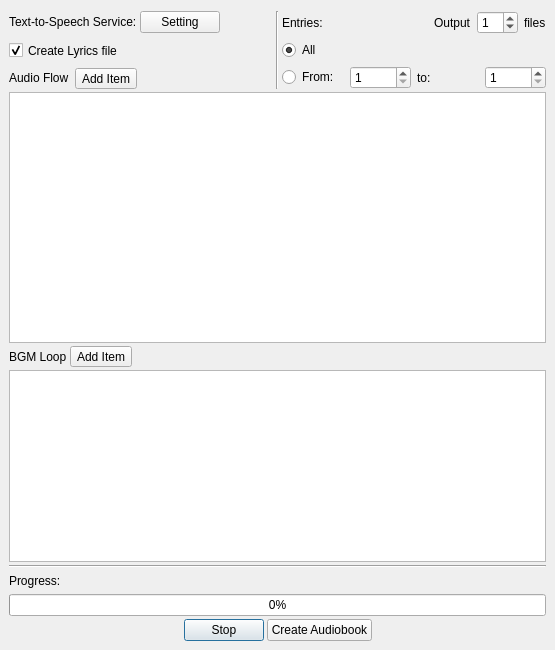
This is design/audiodialog.ui in kokimame/joytan as Qt 5 draws it before an edit. The edited form follows.
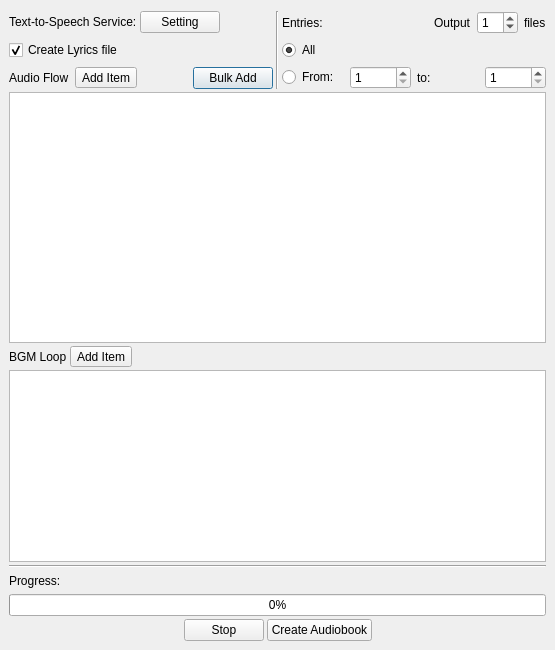
This is the edited form.

Commit message: support Bulk Add in audio dialog

What changed in the file:
```diff
--- a/design/audiodialog.ui
+++ b/design/audiodialog.ui
@@ -134,6 +134,13 @@
              </property>
             </spacer>
            </item>
+           <item>
+            <widget class="QPushButton" name="bulkaddBtn">
+             <property name="text">
+              <string>Bulk Add</string>
+             </property>
+            </widget>
+           </item>
           </layout>
          </item>
         </layout>
```
Left out of the diff: 3 changed lines with no effect on the pictures. The commit also changes 8 other files.
